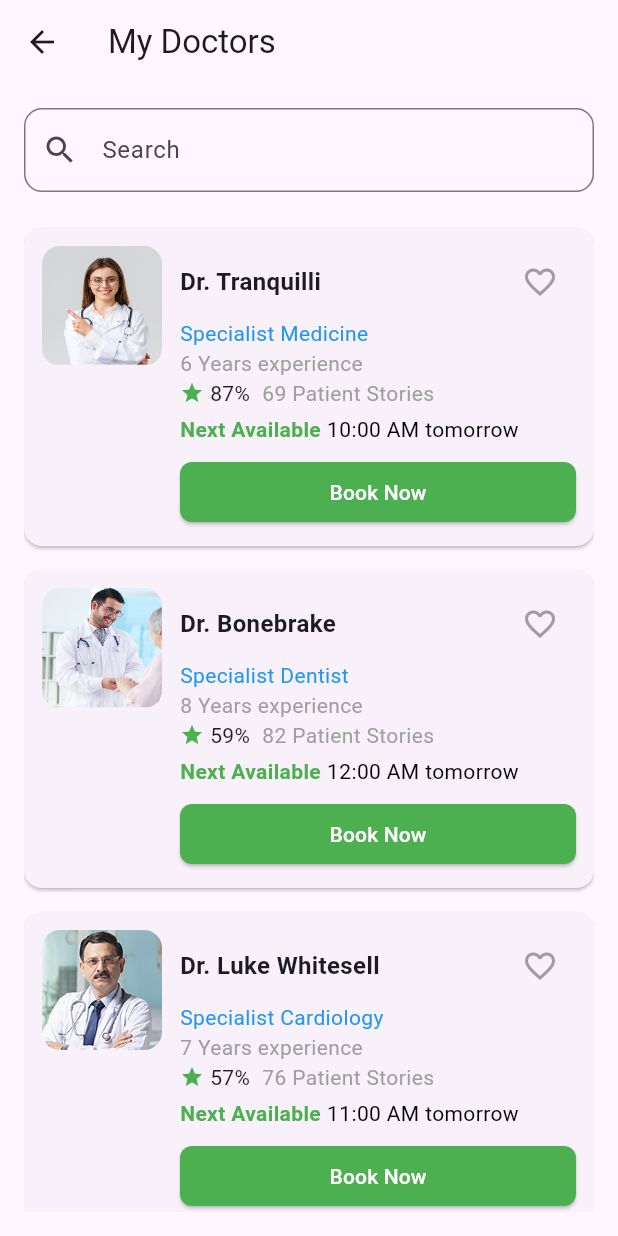
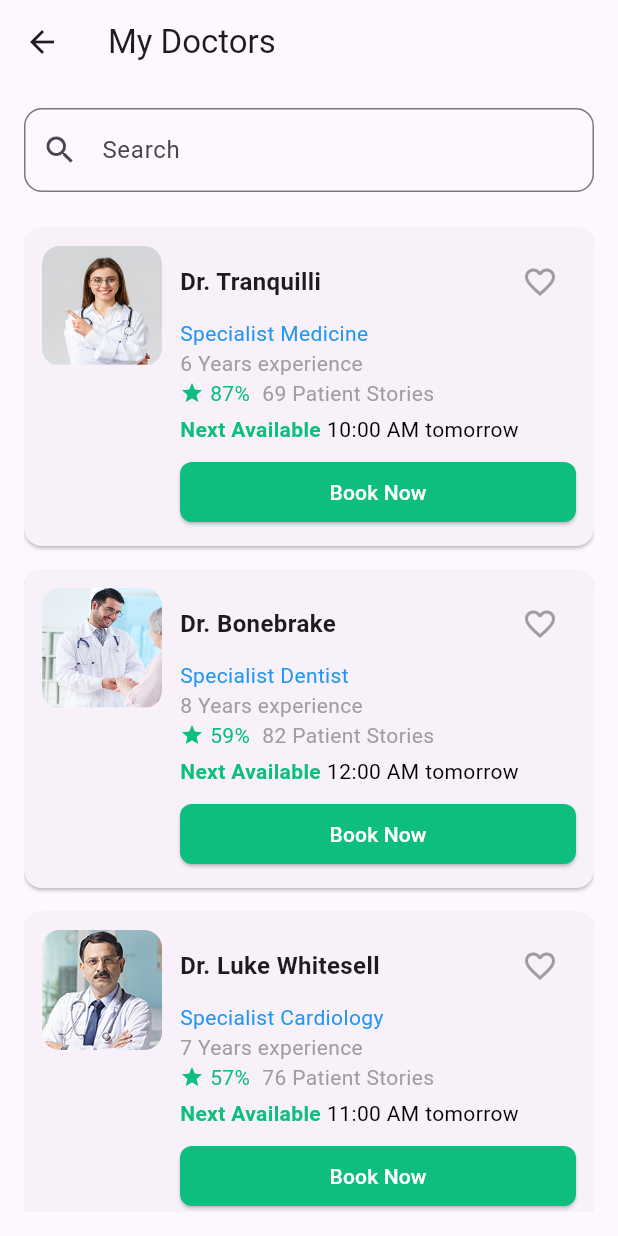
Before and after one commit to Arzymat01/30github, a Flutter app: the FindDoctorsPage screen opened directly, on a phone screen of 412 x 824 dp. Run offline on Flutter 3.47's test engine with Material 3 defaults, Android fonts, the phone set to English and light mode, and no system bars; our stand-ins replace flutter_screenutil, flutter_svg, pinput.

Commit message:
eidit code 13 day

```diff
--- a/lib/modules/home/screen/find_doctors.dart
+++ b/lib/modules/home/screen/find_doctors.dart
@@ -170,9 +170,14 @@ class DoctorCard extends StatelessWidget {
                   ),
                   Row(
                     children: [
-                      Icon(Icons.star, color: Colors.green, size: 16),
+                      Icon(Icons.star, color: Color(0xFF0EBE7F), size: 16),
                       SizedBox(width: 4),
-                      Text(doctor.rating),
+                      Text(
+                        doctor.rating,
+                        style: TextStyle(
+                          color: Color(0xFF0EBE7F),
+                        ),
+                      ),
                       SizedBox(width: 8),
                       Expanded(
                         child: Text(
@@ -189,7 +194,8 @@ class DoctorCard extends StatelessWidget {
                       Text(
                         "Next Available",
                         style: TextStyle(
-                            color: Colors.green, fontWeight: FontWeight.bold),
+                            color: Color(0xFF0EBE7F),
+                            fontWeight: FontWeight.bold),
                       ),
                       SizedBox(width: 4),
                       Expanded(
@@ -207,7 +213,7 @@ class DoctorCard extends StatelessWidget {
                     child: ElevatedButton(
                       onPressed: () {},
                       style: ElevatedButton.styleFrom(
-                        backgroundColor: Colors.green,
+                        backgroundColor: Color(0xFF0EBE7F),
                         shape: RoundedRectangleBorder(
                           borderRadius: BorderRadius.circular(8),
                         ),
```
